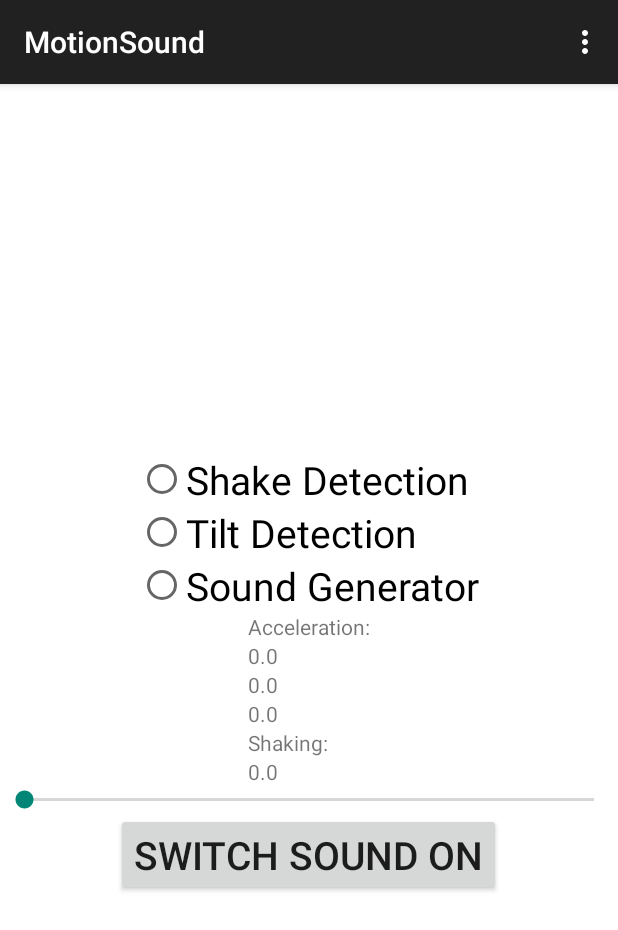
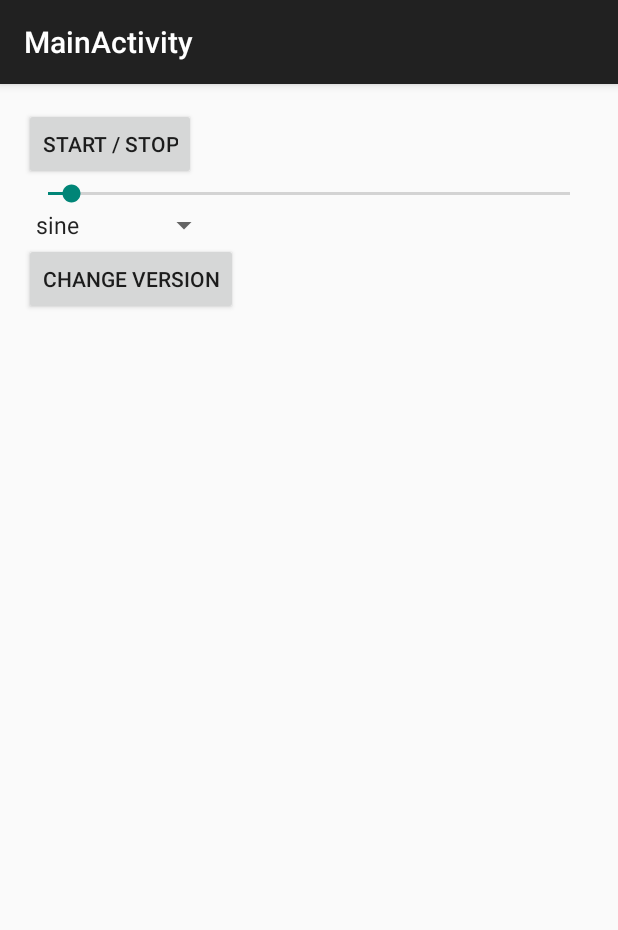
Before and after one commit to invert14/MotionSound, an Android app: the screen it shows after launch (MainActivity before the commit, MainActivity2 after it), on a phone screen of 412 x 824 dp. Shown: the top 930 px of the screen. Run offline under Robolectric (Android 15) with nearby library versions, the phone set to English and light mode, and no system bars.

Commit message:
NEW GENERATION OF GENRATING SOUND

```diff
--- a/app/src/main/AndroidManifest.xml
+++ b/app/src/main/AndroidManifest.xml
@@ -10,6 +10,10 @@
         <activity
             android:name="pl.gda.pg.eti.motion.sound.MainActivity"
             android:label="@string/app_name" >
+        </activity>
+        <activity
+            android:name="pl.gda.pg.eti.motion.sound.MainActivity2"
+            android:label="@string/title_activity_main_activity2" >
             <intent-filter>
                 <action android:name="android.intent.action.MAIN" />
 
--- /dev/null
+++ b/app/src/main/java/pl/gda/pg/eti/motion/sound/MainActivity2.java
@@ -0,0 +1,112 @@
+package pl.gda.pg.eti.motion.sound;
+
+import android.content.Intent;
+import android.os.Bundle;
+import android.support.v7.app.ActionBarActivity;
+import android.view.Menu;
+import android.view.MenuItem;
+import android.view.View;
+import android.widget.AdapterView;
+import android.widget.ArrayAdapter;
+import android.widget.Button;
+import android.widget.SeekBar;
+import android.widget.Spinner;
+
+import pl.gda.pg.eti.motion.sound.newgenerator.SoundGenerator;
+
+
+public class MainActivity2 extends ActionBarActivity {
+
+    Button startStopButton;
+    Spinner waveSpinner;
+    SeekBar frequencyBar;
+    Button changeVersionButton;
+    SoundGenerator soundGenerator = new SoundGenerator();
+
+
+    @Override
+    protected void onCreate(Bundle savedInstanceState) {
+        super.onCreate(savedInstanceState);
+        setContentView(R.layout.activity_main2);
+
+        soundGenerator.startThread();
+
+        startStopButton = (Button) findViewById(R.id.startStopButton);
+        startStopButton.setOnClickListener(new View.OnClickListener() {
+            @Override
+            public void onClick(View v) {
+                soundGenerator.toggle();
+            }
+        });
+
+        changeVersionButton = (Button) findViewById(R.id.changeVersionButton);
+        changeVersionButton.setOnClickListener(new View.OnClickListener() {
+            @Override
+            public void onClick(View v) {
+                Intent intent = new Intent(MainActivity2.this, MainActivity.class);
+                startActivity(intent);
+            }
+        });
+
+        waveSpinner = (Spinner) findViewById(R.id.waveSpinner);
+
+        ArrayAdapter<CharSequence> adapter = ArrayAdapter.createFromResource(this,
+                R.array.wave_names, android.R.layout.simple_spinner_item);
+        adapter.setDropDownViewResource(android.R.layout.simple_spinner_dropdown_item);
+        waveSpinner.setAdapter(adapter);
+
+        waveSpinner.setOnItemSelectedListener(new AdapterView.OnItemSelectedListener() {
+            @Override
+            public void onItemSelected(AdapterView<?> parent, View view, int position, long id) {
+                CharSequence waveType = (CharSequence) parent.getItemAtPosition(position);
+                soundGenerator.changeWaveType(waveType);
+            }
+
+            @Override
+            public void onNothingSelected(AdapterView<?> parent) {
+
+            }
+        });
+
+        frequencyBar = (SeekBar) findViewById(R.id.frequencyBar);
+        frequencyBar.setOnSeekBarChangeListener(new SeekBar.OnSeekBarChangeListener() {
+            @Override
+            public void onProgressChanged(SeekBar seekBar, int progress, boolean fromUser) {
+
+            }
+
+            @Override
+            public void onStartTrackingTouch(SeekBar seekBar) {
+
+            }
+
+            @Override
+            public void onStopTrackingTouch(SeekBar seekBar) {
+                soundGenerator.prepareWaves(seekBar.getProgress());
+            }
+        });
+    }
+
+
+    @Override
+    public boolean onCreateOptionsMenu(Menu menu) {
+        // Inflate the menu; this adds items to the action bar if it is present.
+//        getMenuInflater().inflate(R.menu.menu_main, menu);
+        return true;
+    }
+
+    @Override
+    public boolean onOptionsItemSelected(MenuItem item) {
+        // Handle action bar item clicks here. The action bar will
+        // automatically handle clicks on the Home/Up button, so long
+        // as you specify a parent activity in AndroidManifest.xml.
+        int id = item.getItemId();
+
+        //noinspection SimplifiableIfStatement
+        if (id == R.id.action_settings) {
+            return true;
+        }
+
+        return super.onOptionsItemSelected(item);
+    }
+}
--- /dev/null
+++ b/app/src/main/java/pl/gda/pg/eti/motion/sound/newgenerator/SineWave.java
@@ -0,0 +1,22 @@
+package pl.gda.pg.eti.motion.sound.newgenerator;
+
+/**
+ * Created by ps on 22.01.15.
+ */
+public class SineWave {
+
+    double coefficient = 1.0;
+    private double frequency = 880.0;
+
+    public SineWave(double frequency) {
+        this.frequency = frequency;
+    }
+
+    double generate(double time, int sampleRate) {
+        return coefficient * Math.sin(2 * Math.PI * time / ((double) sampleRate / frequency));
+    }
+
+    public void setCoefficient(double coefficient) {
+        this.coefficient = coefficient;
+    }
+}
--- /dev/null
+++ b/app/src/main/java/pl/gda/pg/eti/motion/sound/newgenerator/SoundGenerator.java
@@ -0,0 +1,139 @@
+package pl.gda.pg.eti.motion.sound.newgenerator;
+
+import android.media.AudioFormat;
+import android.media.AudioManager;
+import android.media.AudioTrack;
+
+import java.util.ArrayList;
+import java.util.List;
+
+
+/**
+ * Created by ps on 22.01.15.
+ */
+public class SoundGenerator {
+
+    private final int sampleRate = 8000;
+    private final int bufferLength = 16;
+    private double timeOffset = 0.0;
+    private double timeDelta = 0.5;
+    private double baseFrequency = 880.0;
+    private int harmonicsCount = 30;
+    boolean active = false;
+    AudioTrack audioTrack;
+    List<SineWave> saw = new ArrayList<SineWave>();
+    List<SineWave> sine = new ArrayList<SineWave>();
+    List<SineWave> square = new ArrayList<SineWave>();
+    List<SineWave> triangle = new ArrayList<SineWave>();
+    List<SineWave> waves;
+    private CharSequence currentWaveType = "sine";
+    private final Object lock = new Object();
+
+    public SoundGenerator() {
+        audioTrack = new AudioTrack(AudioManager.STREAM_MUSIC,
+                sampleRate, AudioFormat.CHANNEL_OUT_MONO,
+                AudioFormat.ENCODING_PCM_16BIT, bufferLength,
+                AudioTrack.MODE_STREAM);
+        prepareWaves(880.0);
+        waves = sine;
+    }
+
+    public void prepareWaves(double frequency) {
+        synchronized (lock) {
+            prepareSineWave(frequency);
+            prepareSawtoothWave(frequency);
+            prepareSquareWave(frequency);
+            prepareTriangleWave(frequency);
+            changeWaveType(currentWaveType);
+        }
+    }
+
+    private void prepareSineWave(double frequency) {
+        sine.clear();
+        sine.add(new SineWave(frequency));
+    }
+
+    private void prepareSawtoothWave(double frequency) {
+        saw.clear();
+        for (int i = 0; i < harmonicsCount; i++) {
+            SineWave wave = new SineWave(frequency * (i + 1));
+            wave.setCoefficient(1.0 / (i + 1));
+            saw.add(wave);
+        }
+    }
+
+    private void prepareSquareWave(double frequency) {
+        square.clear();
+        for (int i = 0; i < harmonicsCount; i++) {
+            if (i % 2 == 0) {
+                SineWave wave = new SineWave(frequency * (i + 1));
+                wave.setCoefficient(1.0 / (i + 1));
+                square.add(wave);
+            }
+        }
+    }
+
+    private void prepareTriangleWave(double frequency) {
+        triangle.clear();
+        for (int i = 0; i < harmonicsCount; i++) {
+            if (i % 2 == 0) {
+                SineWave wave = new SineWave(frequency * (i + 1));
+                wave.setCoefficient(1.0 / Math.pow(i + 1, 2.0));
+                triangle.add(wave);
+            }
+        }
+    }
+
+    public void toggle() {
+        active = !active;
+    }
+
+    public void play() {
+        audioTrack.play();
+        while (true) {
+            if (active) {
+                audioTrack.write(prepareBuffer(), 0, bufferLength);
+            }
+        }
+    }
+
+    public void startThread() {
+        Thread soundThread = new Thread() {
+            @Override
+            public void run() {
+                play();
+            }
+        };
+        soundThread.start();
+    }
+
+    short[] prepareBuffer() {
+        synchronized (lock) {
+            short[] buffer = new short[bufferLength];
+            for (int i = 0; i < bufferLength; i++) {
+                buffer[i] = 0;
+                for (SineWave wave : waves)
+                    buffer[i] += (short) (wave.generate(timeOffset, sampleRate) * Short.MAX_VALUE);
+                timeOffset += timeDelta;
+            }
+            return buffer;
+        }
+    }
+
+
+    public void changeWaveType(CharSequence waveType) {
+        currentWaveType = waveType;
+        if (waveType.equals("sine")) {
+            waves = sine;
+        }
+        if (waveType.equals("sawtooth")) {
+            waves = saw;
+        }
+        if (waveType.equals("triangle")) {
+            waves = triangle;
+        }
+        if (waveType.equals("square")) {
+            waves = square;
+        }
+    }
+}
--- /dev/null
+++ b/app/src/main/res/layout/activity_main2.xml
@@ -0,0 +1,34 @@
+<LinearLayout xmlns:android="http://schemas.android.com/apk/res/android"
+    xmlns:tools="http://schemas.android.com/tools" android:layout_width="match_parent"
+    android:layout_height="match_parent" android:paddingLeft="@dimen/activity_horizontal_margin"
+    android:paddingRight="@dimen/activity_horizontal_margin"
+    android:paddingTop="@dimen/activity_vertical_margin"
+    android:paddingBottom="@dimen/activity_vertical_margin"
+    android:orientation="vertical" tools:context=".MainActivity">
+
+    <Button
+        android:layout_width="wrap_content"
+        android:layout_height="wrap_content"
+        android:text="START / STOP"
+        android:id="@+id/startStopButton"/>
+
+
+    <SeekBar
+        android:layout_width="match_parent"
+        android:layout_height="wrap_content"
+        android:max="20000"
+        android:progress="880"
+        android:id="@+id/frequencyBar" />
+
+    <Spinner
+        android:layout_width="wrap_content"
+        android:layout_height="wrap_content"
+        android:id="@+id/waveSpinner" />
+
+    <Button
+        android:layout_width="wrap_content"
+        android:layout_height="wrap_content"
+        android:text="change version"
+        android:id="@+id/changeVersionButton"/>
+
+</LinearLayout>
--- /dev/null
+++ b/app/src/main/res/menu/main_activity2.xml
@@ -0,0 +1,10 @@
+<menu xmlns:android="http://schemas.android.com/apk/res/android"
+    xmlns:app="http://schemas.android.com/apk/res-auto"
+    xmlns:tools="http://schemas.android.com/tools"
+    tools:context="pl.gda.pg.eti.motion.sound.MainActivity2" >
+
+    <item android:id="@+id/action_settings"
+        android:title="@string/action_settings"
+        android:orderInCategory="100"
+        app:showAsAction="never" />
+</menu>
--- a/app/src/main/res/values/strings.xml
+++ b/app/src/main/res/values/strings.xml
@@ -5,5 +5,6 @@
     <string name="hello_world">Hello world!</string>
     <string name="action_settings">Settings</string>
     <string name="buttonText">Do something!</string>
+    <string name="title_activity_main_activity2">MainActivity</string>
 
 </resources>
--- /dev/null
+++ b/app/src/main/res/values/wave_names.xml
@@ -0,0 +1,10 @@
+<?xml version="1.0" encoding="utf-8"?>
+<resources>
+    <string-array name="wave_names">
+        <item>sine</item>
+        <item>sawtooth</item>
+        <item>triangle</item>
+        <item>square</item>
+    </string-array>
+
+</resources>
```
Also changed, not shown: 1 other file.
